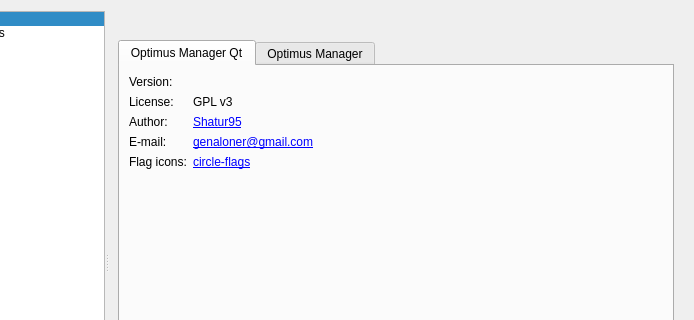
Shatur/optimus-manager-qt, file src/settingsdialog.ui: the form before one commit; both pictures show x 106 to 800 and y 0 to 320 of the 800 by 552 pixel window.
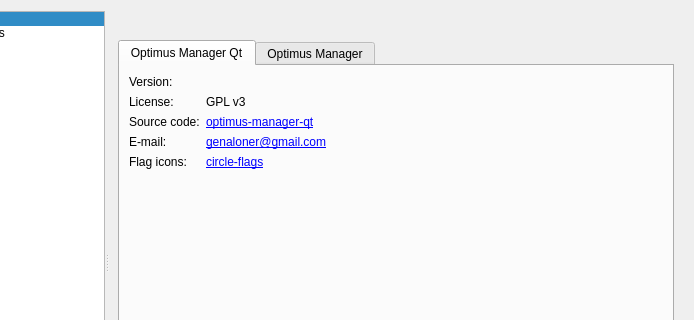
The form after the commit. The open tabs and pages were chosen to show the change. Icons and pictures are not drawn.

Commit message: Update about page

```diff
--- a/src/settingsdialog.ui
+++ b/src/settingsdialog.ui
@@ -1170,7 +1170,7 @@
             <item row="2" column="0">
              <widget class="QLabel" name="autorGuiTitleLabel">
               <property name="text">
-               <string>Author:</string>
+               <string>Source code:</string>
               </property>
              </widget>
             </item>
@@ -1197,7 +1197,7 @@
             <item row="2" column="1">
              <widget class="QLabel" name="autorGuiLabel">
               <property name="text">
-               <string notr="true">&lt;html&gt;&lt;head/&gt;&lt;body&gt;&lt;p&gt;&lt;a href=&quot;https://github.com/Shatur95&quot;&gt;Shatur95&lt;/a&gt;&lt;/p&gt;&lt;/body&gt;&lt;/html&gt;</string>
+               <string notr="true">&lt;html&gt;&lt;head/&gt;&lt;body&gt;&lt;p&gt;&lt;a href=&quot;https://github.com/Shatur/optimus-manager-qt&quot;&gt;optimus-manager-qt&lt;/a&gt;&lt;/p&gt;&lt;/body&gt;&lt;/html&gt;</string>
               </property>
               <property name="openExternalLinks">
                <bool>true</bool>
```
Left out of the diff: 12 changed lines with no effect on the pictures. The commit also changes 1 other file.
